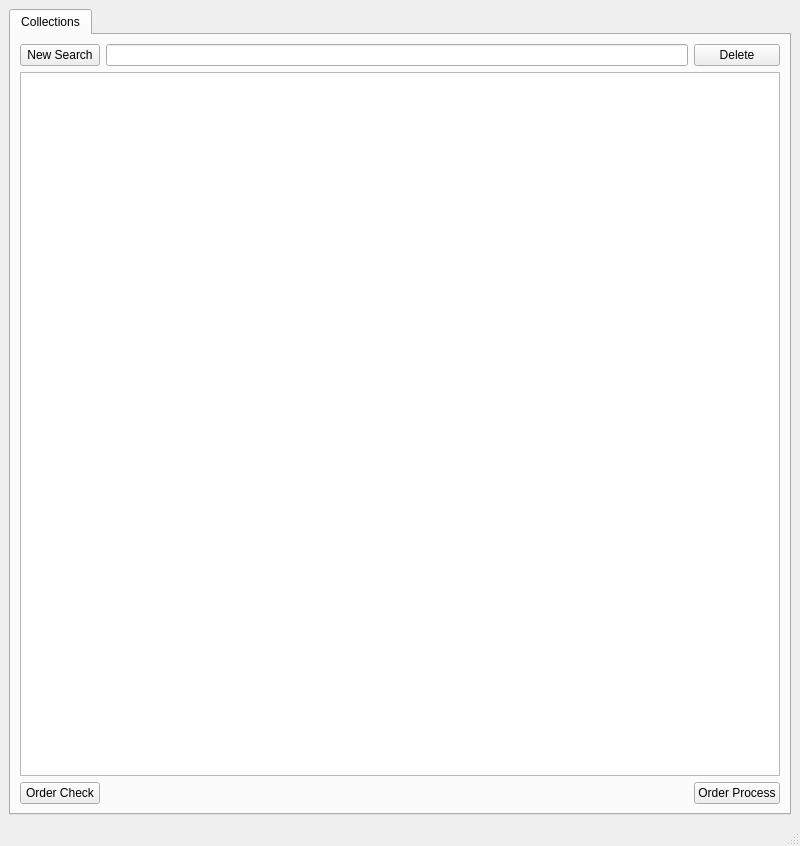
Above: bom_manager/bom_manager.ui from waynegramlich/bom_manager before the change. Below: the same form after it.
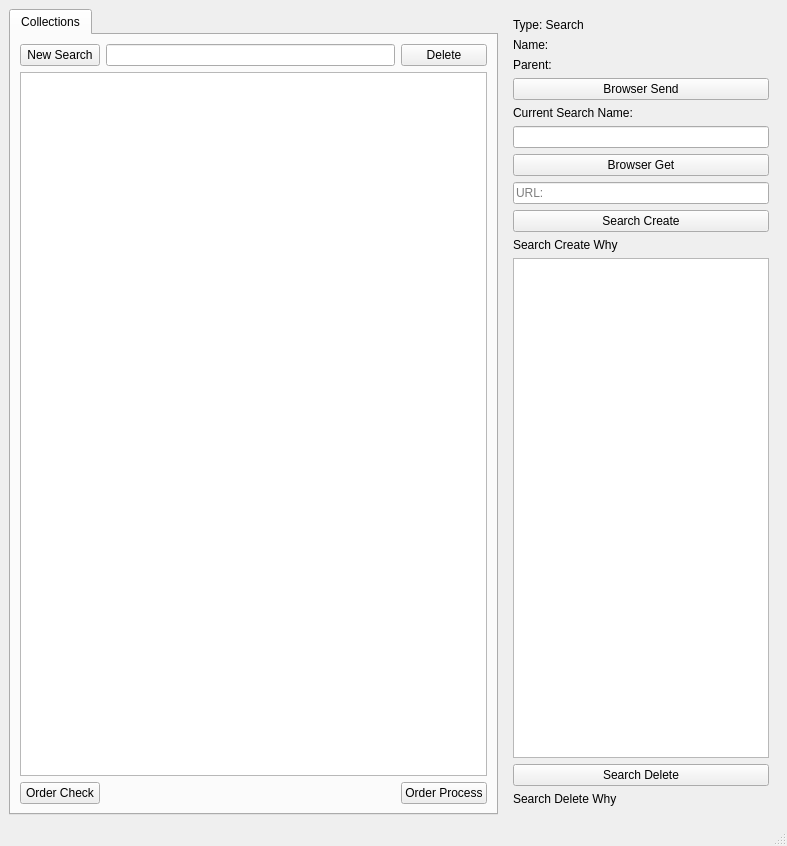
That is the form after the change.

Commit message: Started GUI transition to side-by-side tree and panel layout.

The edit to the form file:
```diff
--- a/bom_manager/bom_manager.ui
+++ b/bom_manager/bom_manager.ui
@@ -6,7 +6,7 @@
    <rect>
     <x>0</x>
     <y>0</y>
-    <width>800</width>
+    <width>787</width>
     <height>846</height>
    </rect>
   </property>
@@ -26,7 +26,190 @@
      <verstretch>1</verstretch>
     </sizepolicy>
    </property>
-   <layout class="QGridLayout" name="gridLayout_9" columnstretch="0">
+   <layout class="QGridLayout" name="gridLayout_9" columnstretch="0,0">
+    <item row="0" column="1">
+     <widget class="QStackedWidget" name="panels">
+      <property name="currentIndex">
+       <number>4</number>
+      </property>
+      <widget class="QWidget" name="none_panel">
+       <layout class="QGridLayout" name="gridLayout_5">
+        <item row="0" column="0">
+         <widget class="QLabel" name="none_panel_name">
+          <property name="text">
+           <string>Type: None</string>
+          </property>
+         </widget>
+        </item>
+        <item row="1" column="0">
+         <widget class="QListView" name="none_panel_list"/>
+        </item>
+       </layout>
+      </widget>
+      <widget class="QWidget" name="collection_panel">
+       <layout class="QGridLayout" name="gridLayout_4">
+        <item row="1" column="0">
+         <widget class="QLabel" name="collection_panel_name">
+          <property name="text">
+           <string>Name:</string>
+          </property>
+         </widget>
+        </item>
+        <item row="0" column="0">
+         <widget class="QLabel" name="collection_panel_type">
+          <property name="text">
+           <string>Type: Collection</string>
+          </property>
+         </widget>
+        </item>
+        <item row="2" column="0">
+         <widget class="QTableView" name="collection_panel_table"/>
+        </item>
+       </layout>
+      </widget>
+      <widget class="QWidget" name="directory_panel">
+       <layout class="QGridLayout" name="gridLayout_3">
+        <item row="1" column="0">
+         <widget class="QLabel" name="directory_panel_name">
+          <property name="text">
+           <string>Name:</string>
+          </property>
+         </widget>
+        </item>
+        <item row="3" column="0">
+         <widget class="QTreeView" name="directory_panel_tree"/>
+        </item>
+        <item row="0" column="0">
+         <widget class="QLabel" name="directory_panel_type">
+          <property name="text">
+           <string>Type: Directory</string>
+          </property>
+         </widget>
+        </item>
+       </layout>
+      </widget>
+      <widget class="QWidget" name="table_panel">
+       <property name="minimumSize">
+        <size>
+         <width>16</width>
+         <height>0</height>
+        </size>
+       </property>
+       <layout class="QGridLayout" name="gridLayout_2">
+        <item row="1" column="0">
+         <widget class="QLabel" name="table_panel_name">
+          <property name="text">
+           <string>Name:</string>
+          </property>
+         </widget>
+        </item>
+        <item row="3" column="0">
+         <widget class="QTableView" name="tabep_panel_view"/>
+        </item>
+        <item row="0" column="0">
+         <widget class="QLabel" name="table_panel_type">
+          <property name="text">
+           <string>Type: Table</string>
+          </property>
+         </widget>
+        </item>
+       </layout>
+      </widget>
+      <widget class="QWidget" name="search_panel">
+       <layout class="QGridLayout" name="gridLayout">
+        <item row="8" column="0">
+         <widget class="QPushButton" name="search_panel_create">
+          <property name="text">
+           <string>Search Create</string>
+          </property>
+         </widget>
+        </item>
+        <item row="0" column="0">
+         <widget class="QLabel" name="search_panel_type">
+          <property name="text">
+           <string>Type: Search</string>
+          </property>
+         </widget>
+        </item>
+        <item row="10" column="0">
+         <widget class="QTableView" name="search_panel_view"/>
+        </item>
+        <item row="1" column="0">
+         <widget class="QLabel" name="search_panel_name">
+          <property name="text">
+           <string>Name:</string>
+          </property>
+         </widget>
+        </item>
+        <item row="5" column="0">
+         <widget class="QLineEdit" name="search_panel_line"/>
+        </item>
+        <item row="11" column="0">
+         <widget class="QPushButton" name="search_panel_delete">
+          <property name="text">
+           <string>Search Delete</string>
+          </property>
+         </widget>
+        </item>
+        <item row="4" column="0">
+         <widget class="QLabel" name="search_panel_new">
+          <property name="text">
+           <string>Current Search Name:</string>
+          </property>
+         </widget>
+        </item>
+        <item row="3" column="0">
+         <widget class="QPushButton" name="search_panel_browser_send">
+          <property name="text">
+           <string>Browser Send</string>
+          </property>
+         </widget>
+        </item>
+        <item row="6" column="0">
+         <widget class="QPushButton" name="search_panel_browser_get">
+          <property name="text">
+           <string>Browser Get</string>
+          </property>
+         </widget>
+        </item>
+        <item row="9" column="0">
+         <widget class="QLabel" name="search_panel_create_why">
+          <property name="text">
+           <string>Search Create Why</string>
+          </property>
+         </widget>
+        </item>
+        <item row="2" column="0">
+         <widget class="QLabel" name="search_panel_parent_name">
+          <property name="text">
+           <string>Parent:</string>
+          </property>
+         </widget>
+        </item>
+        <item row="7" column="0">
+         <widget class="QLineEdit" name="search_panel_url">
+          <property name="enabled">
+           <bool>true</bool>
+          </property>
+          <property name="readOnly">
+           <bool>false</bool>
+          </property>
+          <property name="placeholderText">
+           <string>URL:</string>
+          </property>
+         </widget>
+        </item>
+        <item row="12" column="0">
+         <widget class="QLabel" name="search_panel_delete_why">
+          <property name="text">
+           <string>Search Delete Why</string>
+          </property>
+         </widget>
+        </item>
+       </layout>
+      </widget>
+     </widget>
+    </item>
     <item row="0" column="0">
      <widget class="QTabWidget" name="root_tabs">
       <property name="sizePolicy">
```
Left out of the diff: 38 changed lines with no effect on the pictures. The commit also changes 4 other files.
